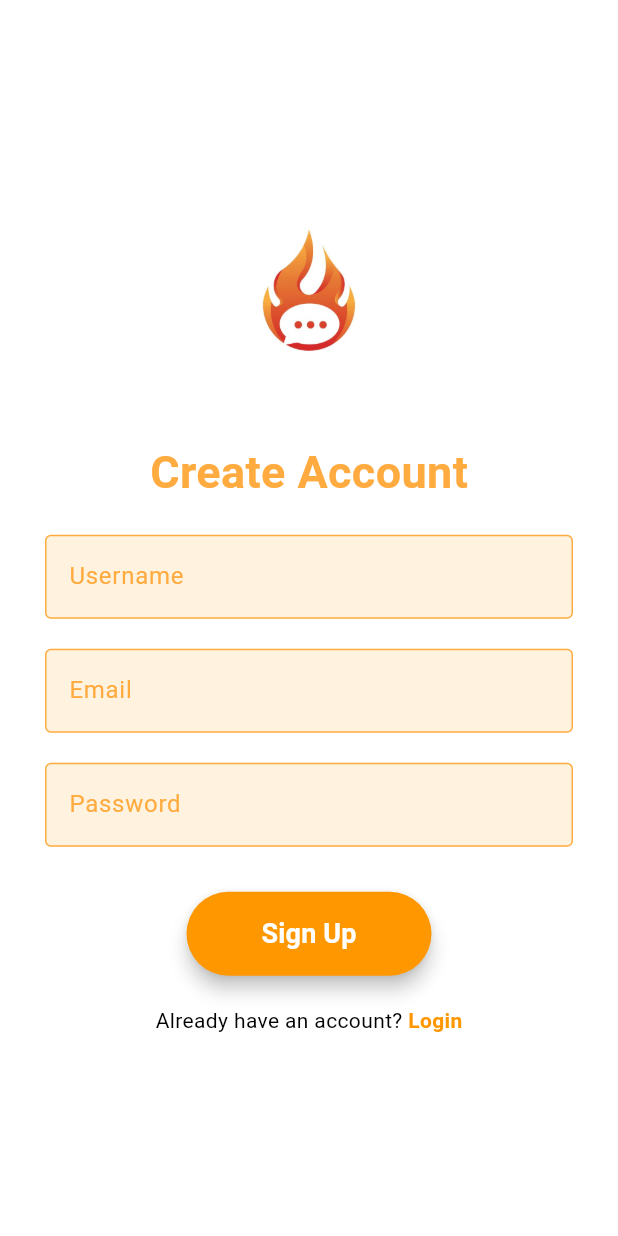
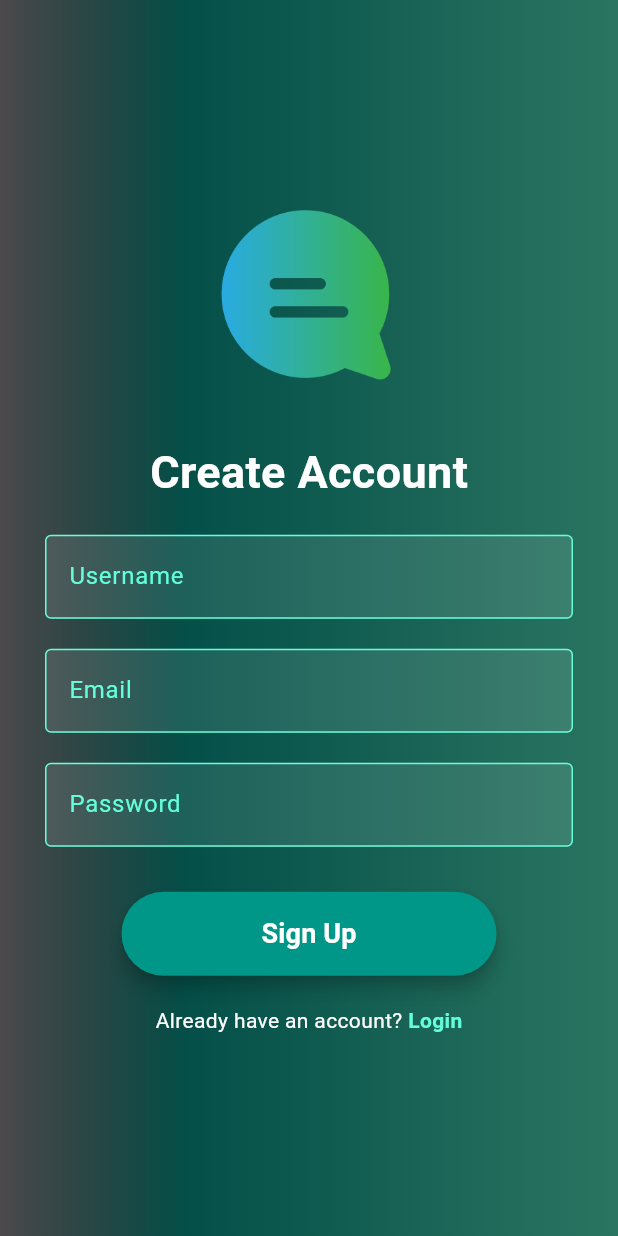
Before and after one commit to sbr98ayoub/social_app, a Flutter app: the screen it shows after launch, after a tap on "Sign Up", on a phone screen of 412 x 824 dp. Run offline on Flutter 3.47's test engine with Material 3 defaults, Android fonts, the phone set to English and light mode, and no system bars; our stand-ins replace cloud_firestore, firebase_auth, firebase_core, firebase_storage, image_picker; accounts and stored records are empty; network calls fail.

Commit message:
Design khdar, koulchi khdam

```diff
--- a/lib/views/auth/login_screen.dart
+++ b/lib/views/auth/login_screen.dart
@@ -8,10 +8,39 @@ class LoginScreen extends StatefulWidget {
   _LoginScreenState createState() => _LoginScreenState();
 }
 
-class _LoginScreenState extends State<LoginScreen> {
+class _LoginScreenState extends State<LoginScreen> with SingleTickerProviderStateMixin {
   final _emailController = TextEditingController();
   final _passwordController = TextEditingController();
   final _auth = FirebaseAuth.instance;
+
+  late AnimationController _animationController;
+  late Animation<double> _logoAnimation;
+
+  @override
+  void initState() {
+    super.initState();
+
+    // Initialize the AnimationController and Animation
+    _animationController = AnimationController(
+      duration: Duration(seconds: 2), // Duration of each cycle
+      vsync: this, // It uses the current state as a ticker
+    )..repeat(reverse: true); // Repeat the animation in reverse direction after completing
+
+    // Create the animation with a Tween for vertical movement
+    _logoAnimation = Tween<double>(begin: -30, end: 30).animate(
+      CurvedAnimation(
+        parent: _animationController,
+        curve: Curves.easeInOut, // Smooth easing for up and down motion
+      ),
+    );
+  }
+
+  @override
+  void dispose() {
+    // Dispose of the controller when the screen is disposed
+    _animationController.dispose();
+    super.dispose();
+  }
 
   Future<void> _login() async {
     try {
@@ -31,27 +60,48 @@ class _LoginScreenState extends State<LoginScreen> {
   @override
   Widget build(BuildContext context) {
     return Scaffold(
-      // Set the background to a gradient similar to fire colors
-      backgroundColor: Colors.white,
-      body: SafeArea(
+      body: Container(
+        // Gradient background with a bit of black on the left
+        decoration: BoxDecoration(
+          gradient: LinearGradient(
+            colors: [
+              Colors.black.withOpacity(0.7), // Slightly transparent black
+              Color(0xFF044F48),            // Original gradient color
+              Color(0xFF2A7561)             // Gradient endpoint
+            ],
+            stops: [0.0, 0.3, 1.0],          // Control the gradient transition
+            begin: Alignment.centerLeft,
+            end: Alignment.centerRight,
+          ),
+        ),
+        child: SafeArea(
           child: Center(
             child: SingleChildScrollView(
               padding: EdgeInsets.symmetric(horizontal: 30),
               child: Column(
                 mainAxisAlignment: MainAxisAlignment.center,
                 children: [
-                // Add the fire logo (keeping it as it is in your app)
-                Image.asset(
-                  'assets/fireLogo.jpg', // Path to your logo image
+                  // Bouncing logo
+                  AnimatedBuilder(
+                    animation: _logoAnimation,
+                    builder: (context, child) {
+                      return Transform.translate(
+                        offset: Offset(0, _logoAnimation.value),
+                        child: child,
+                      );
+                    },
+                    child: Image.asset(
+                      'assets/logo1.png', // Replace with your logo path
                       height: 120,
                       width: 120,
+                    ),
                   ),
                   SizedBox(height: 40),
                   Text(
                     'Welcome Back!',
                     style: TextStyle(
                       fontSize: 30,
-                    color: Colors.orangeAccent, // Change color to fiery orange
+                      color: Colors.white, // White text for good contrast
                       fontWeight: FontWeight.w600,
                     ),
                   ),
@@ -71,18 +121,19 @@ class _LoginScreenState extends State<LoginScreen> {
                   ElevatedButton(
                     onPressed: _login,
                     style: ElevatedButton.styleFrom(
-                    backgroundColor: Colors.orange, // Match the fiery color
-                    padding: EdgeInsets.symmetric(vertical: 15, horizontal: 50),
+                      backgroundColor: Colors.teal, // Button matches the theme
+                      padding:
+                          EdgeInsets.symmetric(vertical: 15, horizontal: 50),
                       shape: RoundedRectangleBorder(
                         borderRadius: BorderRadius.circular(30),
                       ),
-                    elevation: 5, // Add a subtle shadow for better visibility
+                      elevation: 5,
                     ),
                     child: Text(
                       'Login',
                       style: TextStyle(
                         fontSize: 18,
-                      color: Colors.white,
+                        color: Colors.white, // White text for good visibility
                         fontWeight: FontWeight.bold,
                       ),
                     ),
@@ -93,7 +144,7 @@ class _LoginScreenState extends State<LoginScreen> {
                     children: [
                       Text(
                         'Don\'t have an account? ',
-                      style: TextStyle(color: Colors.black),
+                        style: TextStyle(color: Colors.white),
                       ),
                       GestureDetector(
                         onTap: () {
@@ -107,7 +158,7 @@ class _LoginScreenState extends State<LoginScreen> {
                         child: Text(
                           'Sign Up',
                           style: TextStyle(
-                          color: Colors.orange, // Match the button color
+                            color: Colors.tealAccent, // Accent color
                             fontWeight: FontWeight.bold,
                           ),
                         ),
@@ -115,6 +166,7 @@ class _LoginScreenState extends State<LoginScreen> {
                     ],
                   ),
                 ],
+              ),
             ),
           ),
         ),
@@ -129,22 +181,18 @@ class _LoginScreenState extends State<LoginScreen> {
   }) {
     return TextField(
       controller: controller,
-      style: TextStyle(color: Colors.black),
+      style: TextStyle(color: Colors.white),
       decoration: InputDecoration(
         labelText: label,
-        labelStyle:
-            TextStyle(color: Colors.orangeAccent), // Match label color to theme
+        labelStyle: TextStyle(color: Colors.tealAccent),
         enabledBorder: OutlineInputBorder(
-          borderSide:
-              BorderSide(color: Colors.orangeAccent), // Fiery border color
+          borderSide: BorderSide(color: Colors.tealAccent),
         ),
         focusedBorder: OutlineInputBorder(
-          borderSide: BorderSide(
-              color: Colors.orange), // Focused border with brighter orange
+          borderSide: BorderSide(color: Colors.tealAccent.shade200),
         ),
         filled: true,
-        fillColor:
-            Colors.orange[50], // Light orange background to match the theme
+        fillColor: Colors.white.withOpacity(0.1), // Semi-transparent white
       ),
       obscureText: obscureText,
     );
--- a/lib/views/auth/signup_screen.dart
+++ b/lib/views/auth/signup_screen.dart
@@ -9,17 +9,51 @@ class SignupScreen extends StatefulWidget {
   _SignupScreenState createState() => _SignupScreenState();
 }
 
-class _SignupScreenState extends State<SignupScreen> {
+class _SignupScreenState extends State<SignupScreen> with SingleTickerProviderStateMixin {
   final _usernameController = TextEditingController();
   final _emailController = TextEditingController();
   final _passwordController = TextEditingController();
   final _auth = FirebaseAuth.instance;
   final _firestore = FirebaseFirestore.instance;
 
+  bool _isButtonPressed = false;
+
+  late AnimationController _animationController;
+  late Animation<double> _logoAnimation;
+
+  @override
+  void initState() {
+    super.initState();
+
+    // Initialize the AnimationController and Animation for the logo movement
+    _animationController = AnimationController(
+      duration: Duration(seconds: 2), // Duration of each cycle
+      vsync: this, // Uses the current state as a ticker
+    )..repeat(reverse: true); // Repeat the animation in reverse after completion
+
+    // Create the animation for the logo (vertical movement)
+    _logoAnimation = Tween<double>(begin: -30, end: 30).animate(
+      CurvedAnimation(
+        parent: _animationController,
+        curve: Curves.easeInOut, // Smooth easing for up and down motion
+      ),
+    );
+  }
+
+  @override
+  void dispose() {
+    // Dispose of the animation controller when the screen is disposed
+    _animationController.dispose();
+    super.dispose();
+  }
+
   Future<void> _signup() async {
+    setState(() {
+      _isButtonPressed = true;
+    });
+
     try {
-      UserCredential userCredential =
-          await _auth.createUserWithEmailAndPassword(
+      UserCredential userCredential = await _auth.createUserWithEmailAndPassword(
         email: _emailController.text.trim(),
         password: _passwordController.text.trim(),
       );
@@ -27,8 +61,7 @@ class _SignupScreenState extends State<SignupScreen> {
       final User? user = userCredential.user;
       if (user != null) {
         // Default profile picture URL
-        String defaultAvatarUrl =
-            'https://sbcf.fr/wp-content/uploads/2018/03/sbcf-default-avatar.png';
+        String defaultAvatarUrl = 'https://sbcf.fr/wp-content/uploads/2018/03/sbcf-default-avatar.png';
 
         // Save user details to Firestore
         await _firestore.collection('users').doc(user.uid).set({
@@ -47,6 +80,9 @@ class _SignupScreenState extends State<SignupScreen> {
         );
       }
     } catch (e) {
+      setState(() {
+        _isButtonPressed = false;
+      });
       print(e);
       ScaffoldMessenger.of(context).showSnackBar(
         SnackBar(content: Text("Error: ${e.toString()}")),
@@ -57,25 +93,48 @@ class _SignupScreenState extends State<SignupScreen> {
   @override
   Widget build(BuildContext context) {
     return Scaffold(
-      backgroundColor: Colors.white,
-      body: SafeArea(
+      body: Container(
+        // Gradient background with a bit of black on the left
+        decoration: BoxDecoration(
+          gradient: LinearGradient(
+            colors: [
+              Colors.black.withOpacity(0.7), // Slightly transparent black
+              Color(0xFF044F48),            // Original gradient color
+              Color(0xFF2A7561),             // Gradient endpoint
+            ],
+            stops: [0.0, 0.3, 1.0],          // Control the gradient transition
+            begin: Alignment.centerLeft,
+            end: Alignment.centerRight,
+          ),
+        ),
+        child: SafeArea(
           child: Center(
             child: SingleChildScrollView(
               padding: EdgeInsets.symmetric(horizontal: 30),
               child: Column(
                 mainAxisAlignment: MainAxisAlignment.center,
                 children: [
-                Image.asset(
-                  'assets/fireLogo.jpg',
+                  // Bouncing logo
+                  AnimatedBuilder(
+                    animation: _logoAnimation,
+                    builder: (context, child) {
+                      return Transform.translate(
+                        offset: Offset(0, _logoAnimation.value),
+                        child: child,
+                      );
+                    },
+                    child: Image.asset(
+                      'assets/logo1.png', // Replace with your logo path
                       height: 120,
                       width: 120,
+                    ),
                   ),
                   SizedBox(height: 40),
                   Text(
                     'Create Account',
                     style: TextStyle(
                       fontSize: 30,
-                    color: Colors.orangeAccent,
+                      color: Colors.white, // White text for good contrast
                       fontWeight: FontWeight.w600,
                     ),
                   ),
@@ -98,22 +157,29 @@ class _SignupScreenState extends State<SignupScreen> {
                     obscureText: true,
                   ),
                   SizedBox(height: 30),
-                ElevatedButton(
+                  // Button with dynamic container size
+                  AnimatedContainer(
+                    duration: Duration(milliseconds: 300),
+                    width: _isButtonPressed ? 200 : 250,
+                    child: ElevatedButton(
                       onPressed: _signup,
                       style: ElevatedButton.styleFrom(
-                    backgroundColor: Colors.orange,
+                        backgroundColor: Colors.teal, // Button matches the theme
                         padding: EdgeInsets.symmetric(vertical: 15, horizontal: 50),
                         shape: RoundedRectangleBorder(
                           borderRadius: BorderRadius.circular(30),
                         ),
                         elevation: 5,
                       ),
-                  child: Text(
+                      child: _isButtonPressed
+                          ? CircularProgressIndicator(color: Colors.white)
+                          : Text(
                               'Sign Up',
                               style: TextStyle(
                                 fontSize: 18,
                                 color: Colors.white,
                                 fontWeight: FontWeight.bold,
+                              ),
                             ),
                     ),
                   ),
@@ -123,7 +189,7 @@ class _SignupScreenState extends State<SignupScreen> {
                     children: [
                       Text(
                         'Already have an account? ',
-                      style: TextStyle(color: Colors.black),
+                        style: TextStyle(color: Colors.white),
                       ),
                       GestureDetector(
                         onTap: () {
@@ -137,7 +203,7 @@ class _SignupScreenState extends State<SignupScreen> {
                         child: Text(
                           'Login',
                           style: TextStyle(
-                          color: Colors.orange,
+                            color: Colors.tealAccent, // Accent color
                             fontWeight: FontWeight.bold,
                           ),
                         ),
@@ -145,6 +211,7 @@ class _SignupScreenState extends State<SignupScreen> {
                     ],
                   ),
                 ],
+              ),
             ),
           ),
         ),
@@ -157,22 +224,26 @@ class _SignupScreenState extends State<SignupScreen> {
     required String label,
     required bool obscureText,
   }) {
-    return TextField(
+    return AnimatedContainer(
+      duration: Duration(milliseconds: 300),
+      curve: Curves.easeInOut,
+      child: TextField(
         controller: controller,
-      style: TextStyle(color: Colors.black),
+        style: TextStyle(color: Colors.white),
         decoration: InputDecoration(
           labelText: label,
-        labelStyle: TextStyle(color: Colors.orangeAccent),
+          labelStyle: TextStyle(color: Colors.tealAccent),
           enabledBorder: OutlineInputBorder(
-          borderSide: BorderSide(color: Colors.orangeAccent),
+            borderSide: BorderSide(color: Colors.tealAccent),
           ),
           focusedBorder: OutlineInputBorder(
-          borderSide: BorderSide(color: Colors.orange),
+            borderSide: BorderSide(color: Colors.tealAccent.shade200),
           ),
           filled: true,
-        fillColor: Colors.orange[50],
+          fillColor: Colors.white.withOpacity(0.1), // Semi-transparent white
         ),
         obscureText: obscureText,
+      ),
     );
   }
 }
--- a/pubspec.yaml
+++ b/pubspec.yaml
@@ -69,8 +69,8 @@ flutter:
   # To add assets to your application, add an assets section, like this:
   assets:
     - assets/default_avatar.png
-    - assets/logo.png
     - assets/fireLogo.jpg
+    - assets/logo1.png
   # An image asset can refer to one or more resolution-specific "variants", see
   # https://flutter.dev/to/resolution-aware-images
 
```
Also changed, not shown: assets/logo.png (deleted), assets/logo1.png (added), pubspec.lock. Lines whose indentation alone changed are shown as unchanged.
